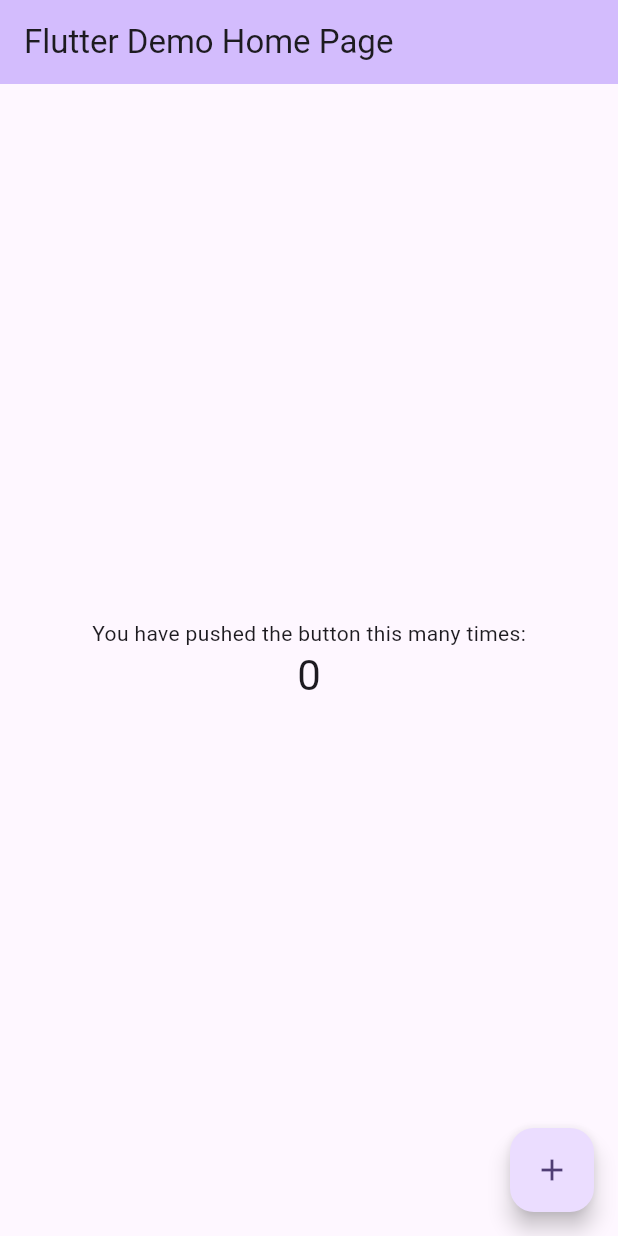
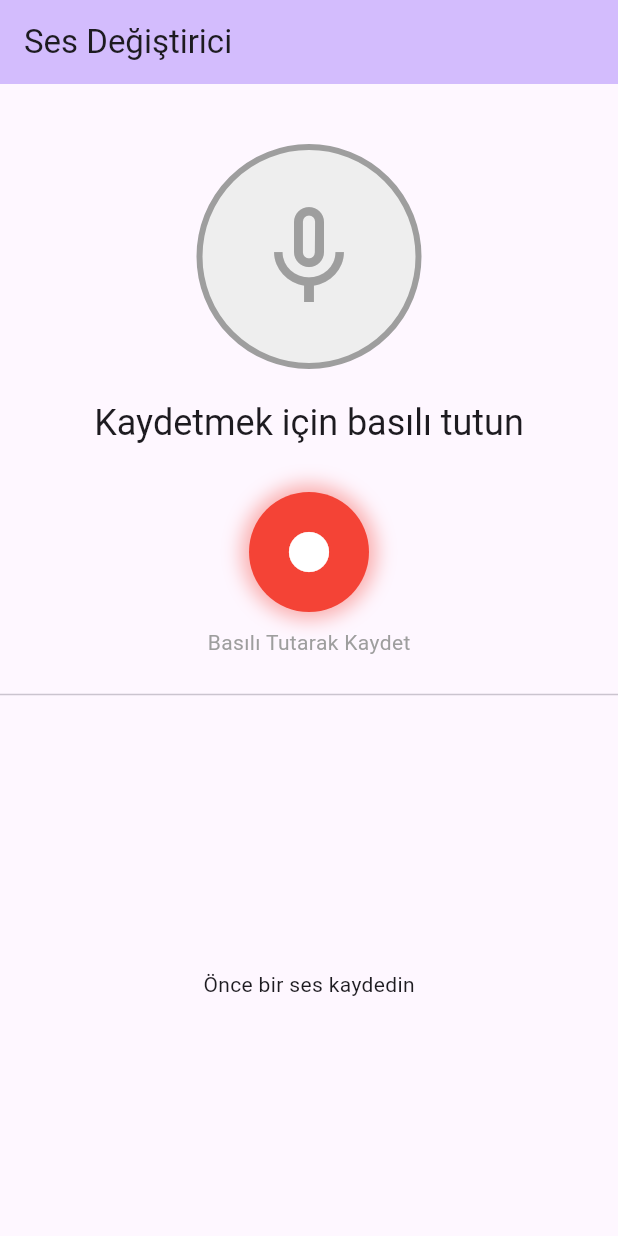
Before and after one commit to could-ai/019aefc0-e1f8-7bc1-97bf-a8006633d423, a Flutter app: the screen it shows after launch, on a phone screen of 412 x 824 dp. Run offline on Flutter 3.47's test engine with Material 3 defaults, Android fonts, the phone set to English and light mode, and no system bars; our stand-ins replace audioplayers, permission_handler; missing offline and left inert: record.

Commit message:
Ses kaydı (record), ses oynatma (audioplayers), dosya yönetimi (path_provider) ve izinler (permission_handler) için gerekli bağımlılıklar eklendi.; Ses kaydı için gerekli RECORD_AUDIO izni eklendi.; Uygulama giriş noktası VoiceChangerScreen olarak güncellendi.; Ses kaydı, oynatma ve efekt (hız/perde değişimi) mantığını içeren ana ekran oluşturuldu. Basılı tutarak kayıt alma ve listeden efekt seçip oynatma özellikleri eklendi.

```diff
--- a/usr/lib/main.dart
+++ b/usr/lib/main.dart
@@ -1,4 +1,5 @@
 import 'package:flutter/material.dart';
+import 'voice_changer_screen.dart';
 
 void main() {
   runApp(const MyApp());
@@ -7,117 +8,19 @@ void main() {
 class MyApp extends StatelessWidget {
   const MyApp({super.key});
 
-  // This widget is the root of your application.
   @override
   Widget build(BuildContext context) {
     return MaterialApp(
-      title: 'Flutter Demo',
+      title: 'Ses Değiştirici',
       debugShowCheckedModeBanner: false,
       theme: ThemeData(
-        // This is the theme of your application.
-        //
-        // TRY THIS: Try running your application with "flutter run". You'll see
-        // the application has a purple toolbar. Then, without quitting the app,
-        // try changing the seedColor in the colorScheme below to Colors.green
-        // and then invoke "hot reload" (save your changes or press the "hot
-        // reload" button in a Flutter-supported IDE, or press "r" if you used
-        // the command line to start the app).
-        //
-        // Notice that the counter didn't reset back to zero; the application
-        // state is not lost during the reload. To reset the state, use hot
-        // restart instead.
-        //
-        // This works for code too, not just values: Most code changes can be
-        // tested with just a hot reload.
         colorScheme: ColorScheme.fromSeed(seedColor: Colors.deepPurple),
+        useMaterial3: true,
       ),
       initialRoute: '/',
       routes: {
-        '/': (context) => const MyHomePage(title: 'Flutter Demo Home Page'),
+        '/': (context) => const VoiceChangerScreen(),
       },
     );
   }
 }
-
-class MyHomePage extends StatefulWidget {
-  const MyHomePage({super.key, required this.title});
-
-  // This widget is the home page of your application. It is stateful, meaning
-  // that it has a State object (defined below) that contains fields that affect
-  // how it looks.
-
-  // This class is the configuration for the state. It holds the values (in this
-  // case the title) provided by the parent (in this case the App widget) and
-  // used by the build method of the State. Fields in a Widget subclass are
-  // always marked "final".
-
-  final String title;
-
-  @override
-  State<MyHomePage> createState() => _MyHomePageState();
-}
-
-class _MyHomePageState extends State<MyHomePage> {
-  int _counter = 0;
-
-  void _incrementCounter() {
-    setState(() {
-      // This call to setState tells the Flutter framework that something has
-      // changed in this State, which causes it to rerun the build method below
-      // so that the display can reflect the updated values. If we changed
-      // _counter without calling setState(), then the build method would not be
-      // called again, and so nothing would appear to happen.
-      _counter++;
-    });
-  }
-
-  @override
-  Widget build(BuildContext context) {
-    // This method is rerun every time setState is called, for instance as done
-    // by the _incrementCounter method above.
-    //
-    // The Flutter framework has been optimized to make rerunning build methods
-    // fast, so that you can just rebuild anything that needs updating rather
-    // than having to individually change instances of widgets.
-    return Scaffold(
-      appBar: AppBar(
-        // TRY THIS: Try changing the color here to a specific color (to
-        // Colors.amber, perhaps?) and trigger a hot reload to see the AppBar
-        // change color while the other colors stay the same.
-        backgroundColor: Theme.of(context).colorScheme.inversePrimary,
-        // Here we take the value from the MyHomePage object that was created by
-        // the App.build method, and use it to set our appbar title.
-        title: Text(widget.title),
-      ),
-      body: Center(
-        // Center is a layout widget. It takes a single child and positions it
-        // in the middle of the parent.
-        child: Column(
-          // Column is also a layout widget. It takes a list of children and
-          // arranges them vertically. By default, it sizes itself to fit its
-          // children horizontally, and tries to be as tall as its parent.
-          //
-          // Column has various properties to control how it sizes itself and
-          // how it positions its children. Here we use mainAxisAlignment to
-          // center the children vertically; the main axis here is the vertical
-          // axis because Columns are vertical (the cross axis would be
-          // horizontal).
-          //
-          // TRY THIS: Invoke "debug painting" (choose the "Toggle Debug Paint"
-          // action in the IDE, or press "p" in the console), to see the
-          // wireframe for each widget.
-          mainAxisAlignment: MainAxisAlignment.center,
-          children: <Widget>[
-            const Text('You have pushed the button this many times:'),
-            Text('$_counter', style: Theme.of(context).textTheme.headlineMedium),
-          ],
-        ),
-      ),
-      floatingActionButton: FloatingActionButton(
-        onPressed: _incrementCounter,
-        tooltip: 'Increment',
-        child: const Icon(Icons.add),
-      ), // This trailing comma makes auto-formatting nicer for build methods.
-    );
-  }
-}
--- /dev/null
+++ b/usr/lib/voice_changer_screen.dart
@@ -0,0 +1,234 @@
+import 'dart:io';
+import 'package:flutter/material.dart';
+import 'package:audioplayers/audioplayers.dart';
+import 'package:record/record.dart';
+import 'package:path_provider/path_provider.dart';
+import 'package:permission_handler/permission_handler.dart';
+
+class VoiceChangerScreen extends StatefulWidget {
+  const VoiceChangerScreen({super.key});
+
+  @override
+  State<VoiceChangerScreen> createState() => _VoiceChangerScreenState();
+}
+
+class _VoiceChangerScreenState extends State<VoiceChangerScreen> {
+  late AudioRecorder _audioRecorder;
+  late AudioPlayer _audioPlayer;
+  String? _recordedPath;
+  bool _isRecording = false;
+  bool _isPlaying = false;
+
+  // Efekt listesi
+  final List<Map<String, dynamic>> _effects = [
+    {'name': 'Normal', 'rate': 1.0, 'icon': Icons.person},
+    {'name': 'Helyum', 'rate': 1.5, 'icon': Icons.air}, // Yüksek perde/hız
+    {'name': 'Dev', 'rate': 0.7, 'icon': Icons.accessibility_new}, // Düşük perde/hız
+    {'name': 'Sincap', 'rate': 2.0, 'icon': Icons.pets}, // Çok yüksek hız
+    {'name': 'Ağır Çekim', 'rate': 0.5, 'icon': Icons.speed}, // Çok yavaş
+  ];
+
+  @override
+  void initState() {
+    super.initState();
+    _audioRecorder = AudioRecorder();
+    _audioPlayer = AudioPlayer();
+
+    // Oynatma bittiğinde durumu güncelle
+    _audioPlayer.onPlayerComplete.listen((event) {
+      setState(() {
+        _isPlaying = false;
+      });
+    });
+  }
+
+  @override
+  void dispose() {
+    _audioRecorder.dispose();
+    _audioPlayer.dispose();
+    super.dispose();
+  }
+
+  Future<void> _startRecording() async {
+    try {
+      // İzinleri kontrol et
+      var status = await Permission.microphone.request();
+      if (status != PermissionStatus.granted) {
+        if (mounted) {
+          ScaffoldMessenger.of(context).showSnackBar(
+            const SnackBar(content: Text('Mikrofon izni gerekli!')),
+          );
+        }
+        return;
+      }
+
+      // Kayıt dosya yolunu hazırla
+      final directory = await getApplicationDocumentsDirectory();
+      final path = '${directory.path}/my_voice_recording.m4a';
+
+      // Kaydı başlat
+      if (await _audioRecorder.hasPermission()) {
+        await _audioRecorder.start(const RecordConfig(), path: path);
+        setState(() {
+          _isRecording = true;
+          _recordedPath = null; // Yeni kayıt başladığında eski yolu temizle
+        });
+      }
+    } catch (e) {
+      debugPrint('Kayıt hatası: $e');
+    }
+  }
+
+  Future<void> _stopRecording() async {
+    try {
+      final path = await _audioRecorder.stop();
+      setState(() {
+        _isRecording = false;
+        _recordedPath = path;
+      });
+    } catch (e) {
+      debugPrint('Durdurma hatası: $e');
+    }
+  }
+
+  Future<void> _playRecording(double rate) async {
+    if (_recordedPath == null) return;
+
+    try {
+      // Eğer zaten çalıyorsa durdur
+      await _audioPlayer.stop();
+
+      // Dosya kaynağını ayarla
+      await _audioPlayer.setSourceDeviceFile(_recordedPath!);
+
+      // Hızı (ve dolaylı olarak perdeyi) ayarla
+      await _audioPlayer.setPlaybackRate(rate);
+
+      // Oynat
+      await _audioPlayer.resume();
+
+      setState(() {
+        _isPlaying = true;
+      });
+    } catch (e) {
+      debugPrint('Oynatma hatası: $e');
+      if (mounted) {
+        ScaffoldMessenger.of(context).showSnackBar(
+          SnackBar(content: Text('Oynatma hatası: $e')),
+        );
+      }
+    }
+  }
+
+  Future<void> _stopPlayback() async {
+    await _audioPlayer.stop();
+    setState(() {
+      _isPlaying = false;
+    });
+  }
+
+  @override
+  Widget build(BuildContext context) {
+    return Scaffold(
+      appBar: AppBar(
+        title: const Text('Ses Değiştirici'),
+        backgroundColor: Theme.of(context).colorScheme.inversePrimary,
+      ),
+      body: Column(
+        children: [
+          const SizedBox(height: 40),
+          // Kayıt Durumu Göstergesi
+          Container(
+            height: 150,
+            width: 150,
+            decoration: BoxDecoration(
+              color: _isRecording ? Colors.red.shade100 : Colors.grey.shade200,
+              shape: BoxShape.circle,
+              border: Border.all(
+                color: _isRecording ? Colors.red : Colors.grey,
+                width: 4,
+              ),
+            ),
+            child: Icon(
+              _isRecording ? Icons.mic : Icons.mic_none,
+              size: 80,
+              color: _isRecording ? Colors.red : Colors.grey,
+            ),
+          ),
+          const SizedBox(height: 20),
+          Text(
+            _isRecording
+              ? 'Kaydediliyor...'
+              : (_recordedPath != null ? 'Kayıt Hazır!' : 'Kaydetmek için basılı tutun'),
+            style: Theme.of(context).textTheme.headlineSmall,
+          ),
+          const SizedBox(height: 30),
+
+          // Kayıt Butonu
+          GestureDetector(
+            onLongPressStart: (_) => _startRecording(),
+            onLongPressEnd: (_) => _stopRecording(),
+            child: Container(
+              padding: const EdgeInsets.all(20),
+              decoration: BoxDecoration(
+                color: Colors.red,
+                shape: BoxShape.circle,
+                boxShadow: [
+                  BoxShadow(
+                    color: Colors.red.withOpacity(0.4),
+                    blurRadius: 10,
+                    spreadRadius: 5,
+                  ),
+                ],
+              ),
+              child: const Icon(Icons.fiber_manual_record, color: Colors.white, size: 40),
+            ),
+          ),
+          const SizedBox(height: 10),
+          const Text('Basılı Tutarak Kaydet', style: TextStyle(color: Colors.grey)),
+
+          const Divider(height: 50),
+
+          // Efekt Listesi
+          Expanded(
+            child: _recordedPath == null
+                ? const Center(child: Text('Önce bir ses kaydedin'))
+                : ListView.builder(
+                    padding: const EdgeInsets.symmetric(horizontal: 20),
+                    itemCount: _effects.length,
+                    itemBuilder: (context, index) {
+                      final effect = _effects[index];
+                      return Card(
+                        margin: const EdgeInsets.only(bottom: 10),
+                        child: ListTile(
+                          leading: Icon(effect['icon'], size: 32, color: Colors.deepPurple),
+                          title: Text(effect['name'], style: const TextStyle(fontWeight: FontWeight.bold)),
+                          subtitle: Text('Hız: ${effect['rate']}x'),
+                          trailing: IconButton(
+                            icon: const Icon(Icons.play_circle_fill, size: 40, color: Colors.green),
+                            onPressed: () => _playRecording(effect['rate']),
+                          ),
+                        ),
+                      );
+                    },
+                  ),
+          ),
+
+          if (_isPlaying)
+            Padding(
+              padding: const EdgeInsets.all(16.0),
+              child: ElevatedButton.icon(
+                onPressed: _stopPlayback,
+                icon: const Icon(Icons.stop),
+                label: const Text('Oynatmayı Durdur'),
+                style: ElevatedButton.styleFrom(
+                  backgroundColor: Colors.red,
+                  foregroundColor: Colors.white,
+                ),
+              ),
+            ),
+        ],
+      ),
+    );
+  }
+}
```
Also changed, not shown: usr/pubspec.yaml (+7 -70 lines), 1 other file.
